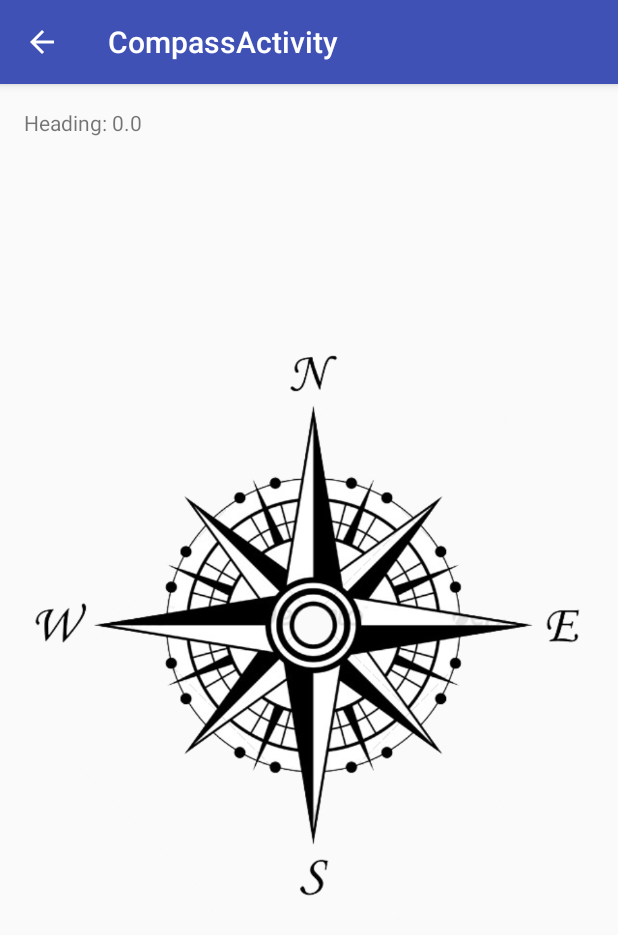
After one commit to mannan541/QuizApp, an Android app: the CompassActivity screen opened directly, with no data from a screen before it, on a phone screen of 412 x 824 dp. The commit adds this screen. Shown: the top 935 px of the screen. Run offline under Robolectric (Android 15) with nearby library versions, the phone set to English and light mode, and no system bars.

Commit message:
compass created.

```diff
--- a/app/build.gradle
+++ b/app/build.gradle
@@ -38,4 +38,7 @@ dependencies {
     compile 'com.github.bumptech.glide:glide:3.7.0'
     compile 'com.github.anastr:speedviewlib:1.1.2'
     compile 'com.dlazaro66.qrcodereaderview:qrcodereaderview:2.0.1'
+    compile('com.mikepenz:aboutlibraries:5.9.1@aar') {
+        transitive = true
+    }
 }
--- /dev/null
+++ b/app/src/main/java/com/android/quizapp/CompassActivity.java
@@ -0,0 +1,102 @@
+package com.android.quizapp;
+
+import android.hardware.Sensor;
+import android.hardware.SensorEvent;
+import android.hardware.SensorEventListener;
+import android.hardware.SensorManager;
+import android.os.Bundle;
+import android.support.design.widget.FloatingActionButton;
+import android.support.design.widget.Snackbar;
+import android.support.v7.app.AppCompatActivity;
+import android.support.v7.widget.Toolbar;
+import android.view.View;
+import android.view.animation.Animation;
+import android.view.animation.RotateAnimation;
+import android.widget.ImageView;
+import android.widget.TextView;
+
+public class CompassActivity extends AppCompatActivity implements SensorEventListener {
+
+    private ImageView compassImageView;
+    private float currentDegree = 0f;
+    private SensorManager mSensorManager;
+    TextView tvHeading;
+
+    @Override
+    protected void onCreate(Bundle savedInstanceState) {
+        super.onCreate(savedInstanceState);
+        setContentView(R.layout.activity_compass);
+        Toolbar toolbar = (Toolbar) findViewById(R.id.toolbar);
+        setSupportActionBar(toolbar);
+        getSupportActionBar().setDisplayHomeAsUpEnabled(true);
+
+        fab();
+
+        compassImageView = (ImageView) findViewById(R.id.imageViewCompass);
+        tvHeading = (TextView) findViewById(R.id.tvHeading);
+        mSensorManager = (SensorManager) getSystemService(SENSOR_SERVICE);
+
+    }
+
+    @Override
+    protected void onResume() {
+        super.onResume();
+
+        // for the system's orientation sensor registered listeners
+        mSensorManager.registerListener(this, mSensorManager.getDefaultSensor(Sensor.TYPE_ORIENTATION),
+                SensorManager.SENSOR_DELAY_GAME);
+    }
+
+    @Override
+    protected void onPause() {
+        super.onPause();
+
+        // to stop the listener and save battery
+        mSensorManager.unregisterListener(this);
+    }
+
+    @Override
+    public void onSensorChanged(SensorEvent event) {
+
+        // get the angle around the z-axis rotated
+        float degree = Math.round(event.values[0]);
+
+        tvHeading.setText("Heading: " + Float.toString(degree) + " degrees");
+
+        // create a rotation animation (reverse turn degree degrees)
+        RotateAnimation ra = new RotateAnimation(
+                currentDegree,
+                -degree,
+                Animation.RELATIVE_TO_SELF, 0.5f,
+                Animation.RELATIVE_TO_SELF,
+                0.5f);
+
+        // how long the animation will take place
+        ra.setDuration(210);
+
+        // set the animation after the end of the reservation status
+        ra.setFillAfter(true);
+
+        // Start the animation
+        compassImageView.startAnimation(ra);
+        currentDegree = -degree;
+    }
+
+    @Override
+    public void onAccuracyChanged(Sensor sensor, int accuracy) {
+        // not in use
+    }
+
+    private void fab() {
+        FloatingActionButton fab = (FloatingActionButton) findViewById(R.id.fab);
+        fab.hide();
+        fab.setOnClickListener(new View.OnClickListener() {
+            @Override
+            public void onClick(View view) {
+                Snackbar.make(view, "Replace with your own action", Snackbar.LENGTH_LONG)
+                        .setAction("Action", null).show();
+            }
+        });
+    }
+
+}
--- /dev/null
+++ b/app/src/main/res/layout/activity_compass.xml
@@ -0,0 +1,34 @@
+<?xml version="1.0" encoding="utf-8"?>
+<android.support.design.widget.CoordinatorLayout xmlns:android="http://schemas.android.com/apk/res/android"
+    xmlns:app="http://schemas.android.com/apk/res-auto"
+    xmlns:tools="http://schemas.android.com/tools"
+    android:layout_width="match_parent"
+    android:layout_height="match_parent"
+    android:fitsSystemWindows="true"
+    tools:context="com.android.quizapp.CompassActivity">
+
+    <android.support.design.widget.AppBarLayout
+        android:layout_width="match_parent"
+        android:layout_height="wrap_content"
+        android:theme="@style/AppTheme.AppBarOverlay">
+
+        <android.support.v7.widget.Toolbar
+            android:id="@+id/toolbar"
+            android:layout_width="match_parent"
+            android:layout_height="?attr/actionBarSize"
+            android:background="?attr/colorPrimary"
+            app:popupTheme="@style/AppTheme.PopupOverlay" />
+
+    </android.support.design.widget.AppBarLayout>
+
+    <include layout="@layout/content_compass" />
+
+    <android.support.design.widget.FloatingActionButton
+        android:id="@+id/fab"
+        android:layout_width="wrap_content"
+        android:layout_height="wrap_content"
+        android:layout_gravity="bottom|end"
+        android:layout_margin="@dimen/fab_margin"
+        app:srcCompat="@android:drawable/ic_dialog_email" />
+
+</android.support.design.widget.CoordinatorLayout>
--- /dev/null
+++ b/app/src/main/res/layout/content_compass.xml
@@ -0,0 +1,31 @@
+<?xml version="1.0" encoding="utf-8"?>
+<LinearLayout xmlns:android="http://schemas.android.com/apk/res/android"
+    xmlns:app="http://schemas.android.com/apk/res-auto"
+    xmlns:tools="http://schemas.android.com/tools"
+    android:id="@+id/content_compass"
+    android:layout_width="match_parent"
+    android:layout_height="match_parent"
+    android:orientation="vertical"
+    android:paddingBottom="@dimen/activity_vertical_margin"
+    android:paddingLeft="@dimen/activity_horizontal_margin"
+    android:paddingRight="@dimen/activity_horizontal_margin"
+    android:paddingTop="@dimen/activity_vertical_margin"
+    app:layout_behavior="@string/appbar_scrolling_view_behavior"
+    tools:context="com.android.quizapp.CompassActivity"
+    tools:showIn="@layout/activity_compass">
+
+    <TextView
+        android:id="@+id/tvHeading"
+        android:layout_width="wrap_content"
+        android:layout_height="wrap_content"
+        android:text="Heading: 0.0" />
+
+    <ImageView
+        android:id="@+id/imageViewCompass"
+        android:layout_width="wrap_content"
+        android:layout_height="wrap_content"
+        android:layout_gravity="center"
+        android:layout_marginTop="@dimen/activity_vertical_margin"
+        android:src="@drawable/compas" />
+
+</LinearLayout>
--- a/app/src/main/res/values/strings.xml
+++ b/app/src/main/res/values/strings.xml
@@ -76,5 +76,6 @@
     <string name="title_activity_browser">BrowserActivity</string>
     <string name="title_activity_speedometer">SpeedometerActivity</string>
     <string name="title_activity_qrcode">QRCodeActivity</string>
+    <string name="title_activity_compass">CompassActivity</string>
 
 </resources>
```
Also changed, not shown: app/src/main/AndroidManifest.xml (+11 -1 lines), app/src/main/java/com/android/quizapp/MainActivity.java (+5 -2 lines), app/src/main/res/layout/content_main.xml (+9 -0 lines), app/src/main/res/drawable/compas.png (added).
